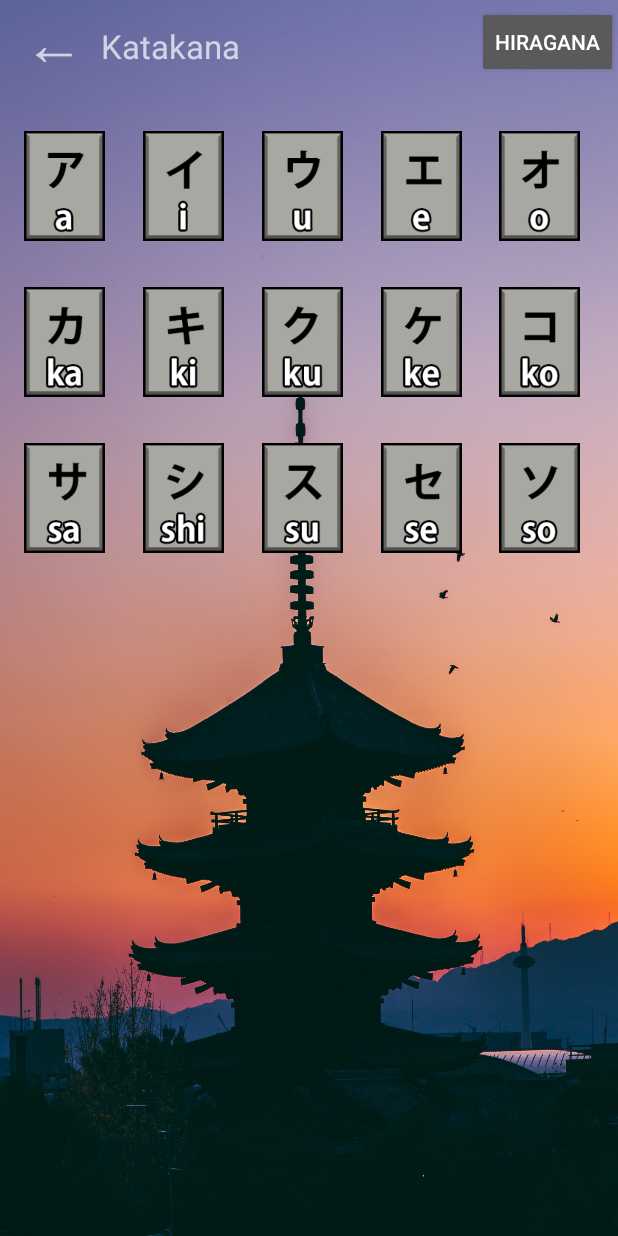
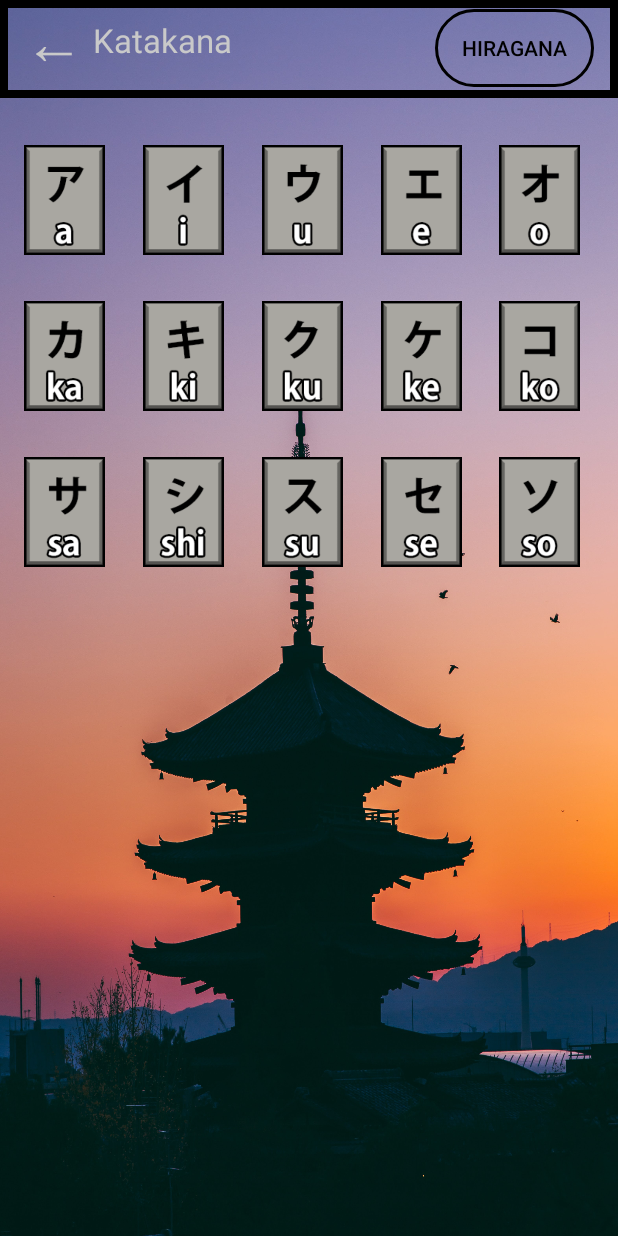
Before and after one commit to TaigaProZz/Learn-Jap-App, an Android app: the KatakanaActivity screen opened directly, with no data from a screen before it, on a phone screen of 412 x 824 dp. Run offline under Robolectric (Android 15) with nearby library versions, the phone set to English and light mode, and no system bars.

Commit message:
style on toolbar added

```diff
--- /dev/null
+++ b/app/src/main/res/drawable/button_bg.xml
@@ -0,0 +1,9 @@
+<?xml version="1.0" encoding="utf-8"?>
+<shape xmlns:android="http://schemas.android.com/apk/res/android"
+    android:shape="rectangle"
+    android:layout_height="wrap_content"
+    android:layout_width="wrap_content">
+
+    <corners android:radius="50dp" />
+    <stroke android:width="3px" android:color="#000000" />
+</shape>
--- /dev/null
+++ b/app/src/main/res/drawable/toolbar_bg.xml
@@ -0,0 +1,9 @@
+<?xml version="1.0" encoding="utf-8"?>
+<shape xmlns:android="http://schemas.android.com/apk/res/android"
+    android:shape="rectangle"
+    android:layout_height="wrap_content"
+    android:layout_width="wrap_content">
+
+    <corners android:radius="0dp" />
+    <stroke android:width="8px" android:color="#000000" />
+</shape>
--- a/app/src/main/res/layout/activity_katakana.xml
+++ b/app/src/main/res/layout/activity_katakana.xml
@@ -12,6 +12,7 @@
 
 
     <androidx.appcompat.widget.Toolbar
+        android:background="@drawable/toolbar_bg"
         android:id="@+id/toolbar_katakana"
         android:layout_width="match_parent"
         android:layout_height="wrap_content"
@@ -23,37 +24,42 @@
 
             <TextView
                 android:id="@+id/retour_arriere"
-                android:layout_width="40dp"
-                android:layout_height="match_parent"
+                android:layout_width="36dp"
+                android:layout_height="65dp"
                 android:text="@string/back"
                 android:textSize="40sp"
-
+                android:textColor="@color/blanc_gris"
                 app:layout_constraintBottom_toBottomOf="parent"
                 app:layout_constraintStart_toStartOf="parent"
                 app:layout_constraintTop_toTopOf="parent" />
 
             <TextView
-
+                android:textColor="@color/blanc_gris"
                 android:id="@+id/textView2"
-                android:layout_width="115dp"
-                android:layout_height="39dp"
+                android:layout_width="112dp"
+                android:layout_height="42dp"
                 android:layout_gravity="center"
                 android:gravity="center_horizontal"
                 android:text="@string/katakana"
                 android:textSize="22sp"
+                app:layout_constraintTop_toTopOf="parent"
                 app:layout_constraintBottom_toBottomOf="parent"
                 app:layout_constraintStart_toEndOf="@+id/retour_arriere"
                 />
 
             <Button
                 android:id="@+id/button_hiragana"
-                android:layout_width="wrap_content"
-                android:layout_height="wrap_content"
+                android:layout_width="106dp"
+                android:layout_height="52dp"
                 android:layout_gravity="center"
+                android:layout_marginEnd="16dp"
+                android:background="@drawable/button_bg"
                 android:text="@string/button_hiragana"
+                android:textColor="@color/black"
                 app:layout_constraintBottom_toBottomOf="parent"
                 app:layout_constraintEnd_toEndOf="parent"
-                app:layout_constraintTop_toTopOf="parent" />
+                app:layout_constraintTop_toTopOf="parent"
+                app:layout_constraintVertical_bias="0.461" />
         </androidx.constraintlayout.widget.ConstraintLayout>
 
     </androidx.appcompat.widget.Toolbar>
--- a/app/src/main/res/values/colors.xml
+++ b/app/src/main/res/values/colors.xml
@@ -8,5 +8,8 @@
     <color name="black">#FF000000</color>
     <color name="white">#FFFFFFFF</color>
     <color name="brun">#6B5727</color>
-    <color name="background_color">#d3ae85  </color>
+    <color name="background_color">#d3ae85</color>
+    <color name="red">#db3103</color>
+    <color name="cyan"> #0ef0e2 </color>
+    <color name="blanc_gris"> #c9c9c9 </color>
 </resources>
--- a/app/src/main/res/values/strings.xml
+++ b/app/src/main/res/values/strings.xml
@@ -28,7 +28,7 @@
 
 
     <string name="BACK"><![CDATA[<]]></string>
-    <string name="button_katakana">Katakana</string>
+    <string name="button_katakana">katakana</string>
     <string name="button_hiragana">hiragana</string>
     <string name="nothing">  </string>
     <string name="title_activity_kana">KanaActivity</string>
```
Also changed, not shown: app/src/main/res/layout/activity_hiragana.xml (+14 -7 lines).
